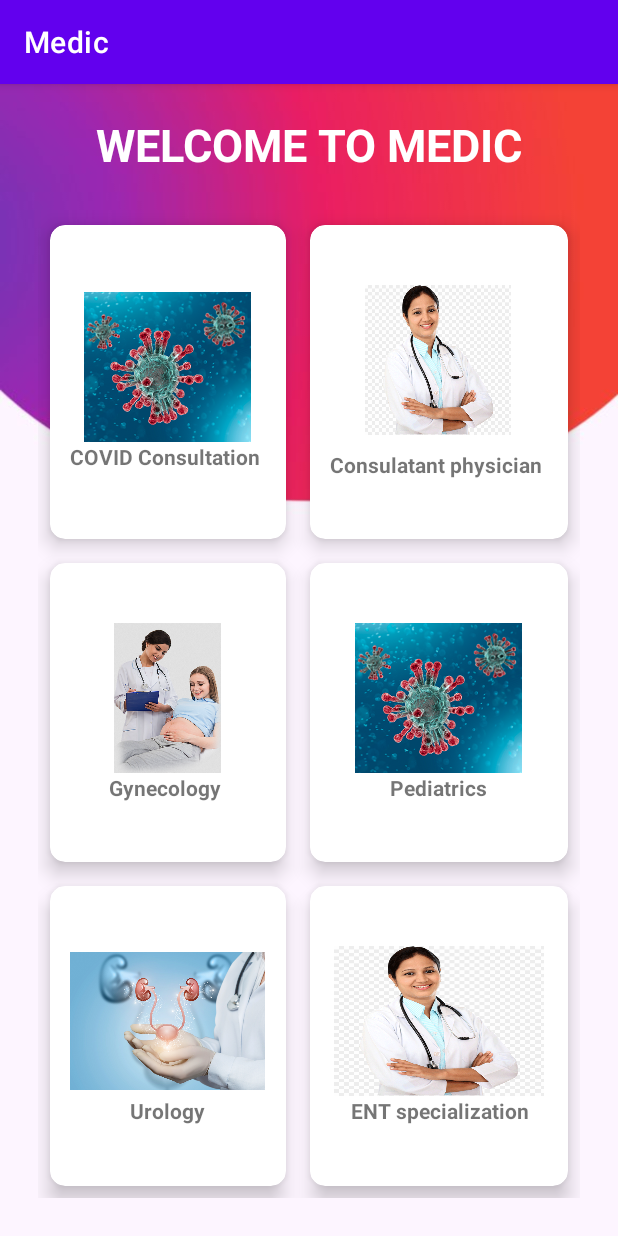
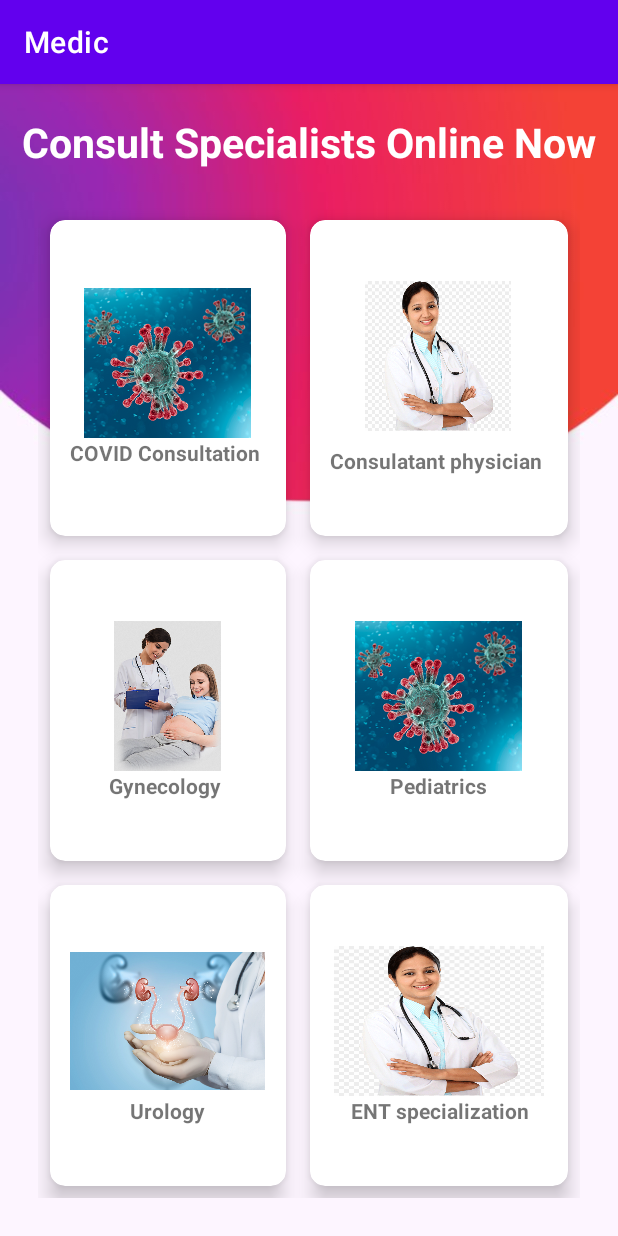
Before and after one commit to Dineshhank/MEDIC, an Android app: the general screen opened directly, with no data from a screen before it, on a phone screen of 412 x 824 dp. Run offline under Robolectric (Android 15) with nearby library versions, the phone set to English and light mode, and no system bars.

Commit message:
consultpage

```diff
--- a/app/src/main/AndroidManifest.xml
+++ b/app/src/main/AndroidManifest.xml
@@ -27,7 +27,7 @@
             android:exported="false" />
         <activity
             android:name=".MainActivity"
-            android:exported="false" />
+            android:exported="false"/>
         <activity
             android:name=".Splashscreen"
             android:exported="true">
--- a/app/src/main/java/com/example/medic/general.java
+++ b/app/src/main/java/com/example/medic/general.java
@@ -2,13 +2,79 @@ package com.example.medic;
 
 import androidx.appcompat.app.AppCompatActivity;
 
+import android.content.Intent;
 import android.os.Bundle;
+import android.view.View;
+import android.widget.Button;
+import android.widget.ImageView;
 
 public class general extends AppCompatActivity {
-
+ImageView imgcovid,imgphy,imggyno,imgpedi,imguro,imgent;
     @Override
     protected void onCreate(Bundle savedInstanceState) {
         super.onCreate(savedInstanceState);
         setContentView(R.layout.activity_general);
+
+        this.imgcovid = (findViewById(R.id.imageView));
+        this.imgphy = (findViewById(R.id.imageView2));
+        this.imggyno = (findViewById(R.id.imageView3));
+        this.imgpedi = (findViewById(R.id.imageView4));
+        this.imguro = (findViewById(R.id.imageView5));
+        this.imgent = (findViewById(R.id.imageView6));
+
+
+        imgcovid.setOnClickListener(new View.OnClickListener() {
+            @Override
+            public void onClick(View view) {
+                Intent intent = new Intent(getApplicationContext(),consultnow.class);
+                intent.putExtra("pass","Covid Consultation");
+                general.this.startActivity(intent);
+            }
+        });
+
+        imgphy.setOnClickListener(new View.OnClickListener() {
+            @Override
+            public void onClick(View view) {
+                Intent intent = new Intent(getApplicationContext(),consultnow.class);
+                intent.putExtra("pass","Covid Consultation");
+                general.this.startActivity(intent);
+            }
+        });
+
+        imggyno.setOnClickListener(new View.OnClickListener() {
+            @Override
+            public void onClick(View view) {
+                Intent intent = new Intent(getApplicationContext(),consultnow.class);
+                intent.putExtra("pass","Covid Consultation");
+                general.this.startActivity(intent);
+            }
+        });
+
+        imgpedi.setOnClickListener(new View.OnClickListener() {
+            @Override
+            public void onClick(View view) {
+                Intent intent = new Intent(getApplicationContext(),consultnow.class);
+                intent.putExtra("pass","Covid Consultation");
+                general.this.startActivity(intent);
+            }
+        });
+
+        imguro.setOnClickListener(new View.OnClickListener() {
+            @Override
+            public void onClick(View view) {
+                Intent intent = new Intent(getApplicationContext(),consultnow.class);
+                intent.putExtra("pass","Covid Consultation");
+                general.this.startActivity(intent);
+            }
+        });
+
+        imgent.setOnClickListener(new View.OnClickListener() {
+            @Override
+            public void onClick(View view) {
+                Intent intent = new Intent(getApplicationContext(),consultnow.class);
+                intent.putExtra("pass","Covid Consultation");
+                general.this.startActivity(intent);
+            }
+        });
     }
 }
--- a/app/src/main/res/layout/activity_general.xml
+++ b/app/src/main/res/layout/activity_general.xml
@@ -18,9 +18,9 @@
             android:layout_height="wrap_content"
             android:layout_centerHorizontal="true"
             android:layout_marginTop="20dp"
-            android:text="WELCOME TO MEDIC"
+            android:text="Consult Specialists Online Now"
             android:textColor="#fff"
-            android:textSize="30dp"
+            android:textSize="27dp"
             android:textStyle="bold" />
 
 
@@ -62,7 +62,8 @@
                         android:layout_width="140dp"
                         android:layout_height="100dp"
                         android:layout_marginBottom="10dp"
-                        android:src="@drawable/doctor" />
+                        android:src="@drawable/doctor"
+                        android:id="@+id/imageView2"/>
 
                     <TextView
                         android:layout_width="wrap_content"
@@ -101,6 +102,7 @@
                         android:layout_width="130dp"
                         android:layout_height="100dp"
                         android:src="@drawable/coronaa"
+                        android:id="@+id/imageView"
 
                         />
 
@@ -140,7 +142,8 @@
                     <ImageView
                         android:layout_width="130dp"
                         android:layout_height="100dp"
-                        android:src="@drawable/gyno" />
+                        android:src="@drawable/gyno"
+                        android:id="@+id/imageView3"/>
 
                     <TextView
                         android:layout_width="wrap_content"
@@ -178,7 +181,8 @@
                     <ImageView
                         android:layout_width="130dp"
                         android:layout_height="100dp"
-                        android:src="@drawable/coronaa" />
+                        android:src="@drawable/coronaa"
+                        android:id="@+id/imageView4"/>
 
                     <TextView
                         android:layout_width="wrap_content"
@@ -216,7 +220,8 @@
                     <ImageView
                         android:layout_width="130dp"
                         android:layout_height="100dp"
-                        android:src="@drawable/urology" />
+                        android:src="@drawable/urology"
+                        android:id="@+id/imageView5"/>
 
                     <TextView
                         android:layout_width="wrap_content"
@@ -254,7 +259,8 @@
                     <ImageView
                         android:layout_width="140dp"
                         android:layout_height="100dp"
-                        android:background="@drawable/doctor" />
+                        android:background="@drawable/doctor"
+                        android:id="@+id/imageView6"/>
 
                     <TextView
                         android:layout_width="wrap_content"
```
Also changed, not shown: app/src/main/java/com/example/medic/consultnow.java (+23 -1 lines), app/src/main/res/layout/activity_consultnow.xml (+7 -0 lines).
